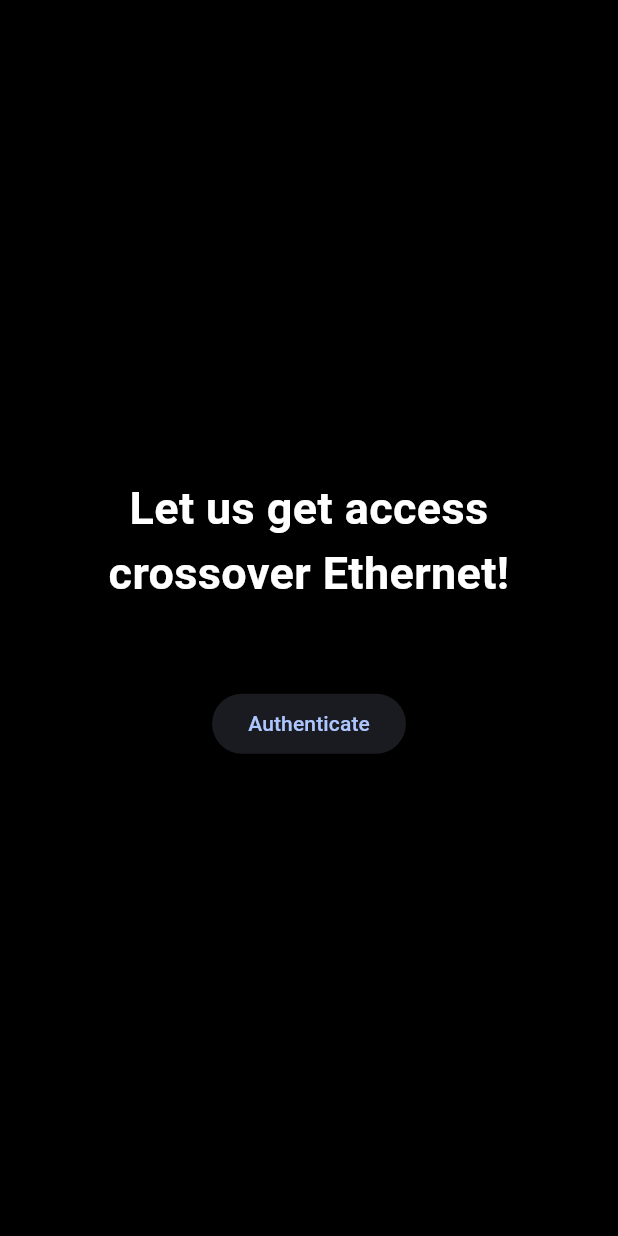
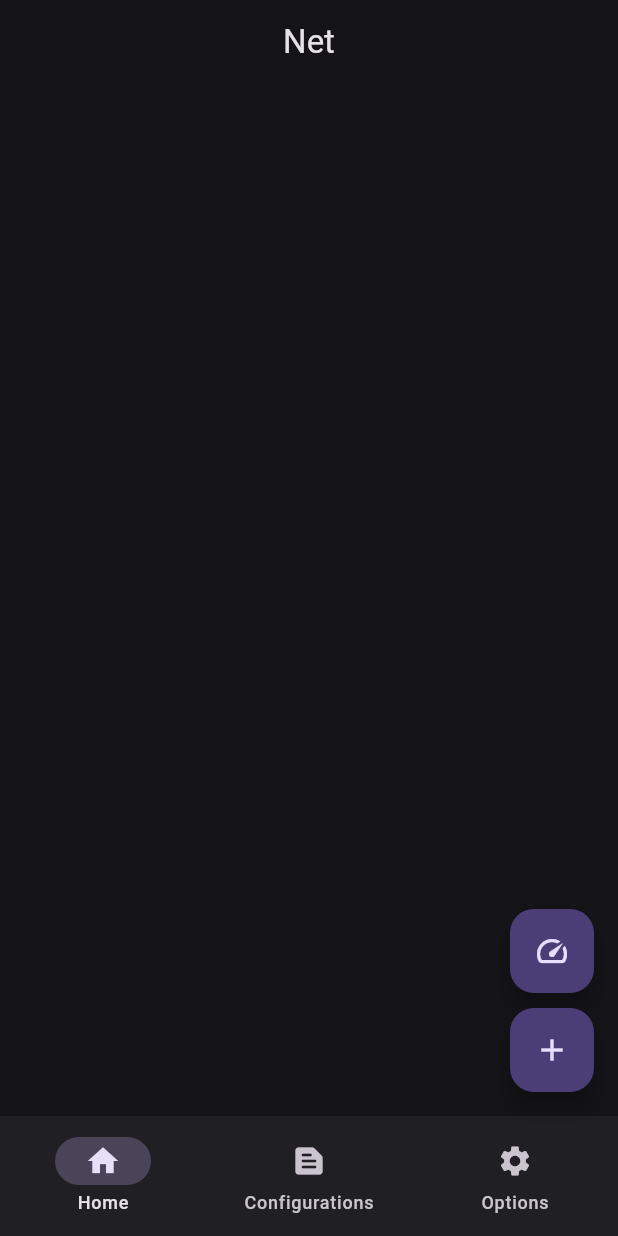
Before and after one commit to merdanusa/Net, a Flutter app: the screen it shows after launch, on a phone screen of 412 x 824 dp. Run offline on Flutter 3.47's test engine with Material 3 defaults, Android fonts, the phone set to English and light mode, and no system bars.

Commit message:
init commit

```diff
--- a/lib/main.dart
+++ b/lib/main.dart
@@ -1,6 +1,4 @@
 import 'package:flutter/material.dart';
-import 'pages/auth_page.dart';
-import 'pages/home_page.dart';
 
 void main() => runApp(const MyApp());
 
@@ -14,18 +12,46 @@ class MyApp extends StatelessWidget {
       title: 'Net',
       theme: ThemeData(
         colorScheme: ColorScheme.fromSeed(
-          seedColor: Colors.blueAccent,
+          seedColor: Colors.deepPurpleAccent,
           brightness: Brightness.dark,
         ),
       ),
-      home: const AuthPage(),
-      onGenerateRoute: (settings) {
-        if (settings.name == '/home') {
-          final user = settings.arguments as User;
-          return MaterialPageRoute(builder: (_) => HomePage(user: user));
-        }
-        return null;
-      },
+      home: AuthPage(),
     );
   }
 }
+
+class AuthPage extends StatefulWidget {
+  const AuthPage({super.key});
+
+  @override
+  State<AuthPage> createState() => _AuthPageState();
+}
+
+class _AuthPageState extends State<AuthPage> {
+  @override
+  Widget build(BuildContext context) {
+    return Scaffold(
+      appBar: AppBar(title: Text("Net"), centerTitle: true),
+      floatingActionButton: Column(
+        mainAxisSize: MainAxisSize.min,
+        children: [
+          FloatingActionButton(onPressed: () {}, child: Icon(Icons.speed)),
+          SizedBox(height: 10.0, width: 10.0),
+          FloatingActionButton(onPressed: () {}, child: Icon(Icons.add)),
+        ],
+      ),
+      bottomNavigationBar: NavigationBar(
+        destinations: [
+          NavigationDestination(icon: Icon(Icons.home), label: "Home"),
+          NavigationDestination(
+            icon: Icon(Icons.text_snippet_rounded),
+            label: "Configurations",
+          ),
+          NavigationDestination(icon: Icon(Icons.settings), label: "Options"),
+        ],
+        selectedIndex: 0,
+      ),
+    );
+  }
+}
--- a/lib/pages/auth_page.dart
+++ /dev/null
@@ -1,255 +0,0 @@
-import 'package:flutter/material.dart';
-import 'dart:ui';
-
-class User {
-  String? email;
-  String? password;
-}
-
-class AuthPage extends StatefulWidget {
-  const AuthPage({super.key});
-
-  @override
-  State<AuthPage> createState() => _AuthPageState();
-}
-
-class _AuthPageState extends State<AuthPage>
-    with SingleTickerProviderStateMixin {
-  bool modal = false;
-  bool isSignIn = true;
-  bool reConfirm = false;
-  bool authSubmit = true;
-
-  final User user = User();
-
-  @override
-  Widget build(BuildContext context) {
-    return Scaffold(
-      backgroundColor: Colors.black,
-      body: Stack(
-        alignment: Alignment.center,
-        children: [
-          AnimatedOpacity(
-            opacity: modal ? 0 : 1,
-            duration: const Duration(milliseconds: 400),
-            child: Center(
-              child: Column(
-                mainAxisSize: MainAxisSize.min,
-                children: [
-                  const Text(
-                    "Let us get access\ncrossover Ethernet!",
-                    style: TextStyle(
-                      color: Colors.white,
-                      fontSize: 30,
-                      fontWeight: FontWeight.w600,
-                    ),
-                    textAlign: TextAlign.center,
-                  ),
-
-                  if (authSubmit) ...[
-                    const SizedBox(height: 25),
-
-                    if (user.email != null && user.password != null) ...[
-                      Text(
-                        "Email: ${user.email}",
-                        style: const TextStyle(
-                          color: Colors.white,
-                          fontSize: 18,
-                        ),
-                      ),
-                      const SizedBox(height: 10),
-                      Text(
-                        "Password: ${user.password}",
-                        style: const TextStyle(
-                          color: Colors.white70,
-                          fontSize: 18,
-                        ),
-                      ),
-                    ],
-                  ],
-
-                  const SizedBox(height: 30),
-                  ElevatedButton(
-                    onPressed: () => setState(() => modal = true),
-                    child: const Text("Authenticate"),
-                  ),
-                ],
-              ),
-            ),
-          ),
-
-          AnimatedSwitcher(
-            duration: const Duration(milliseconds: 450),
-            reverseDuration: const Duration(milliseconds: 300),
-            child: modal
-                ? SlideFade(
-                    child: ClipRRect(
-                      borderRadius: BorderRadius.circular(18),
-                      child: BackdropFilter(
-                        filter: ImageFilter.blur(sigmaX: 14, sigmaY: 14),
-                        child: Container(
-                          width: 350,
-                          padding: const EdgeInsets.all(22),
-                          decoration: BoxDecoration(
-                            color: Colors.white.withOpacity(0.08),
-                            borderRadius: BorderRadius.circular(18),
-                            border: Border.all(
-                              color: Colors.white.withOpacity(0.25),
-                            ),
-                          ),
-                          child: Column(
-                            mainAxisSize: MainAxisSize.min,
-                            children: [
-                              Text(
-                                isSignIn ? "Sign In" : "Sign Up",
-                                style: const TextStyle(
-                                  color: Colors.white,
-                                  fontSize: 24,
-                                ),
-                              ),
-
-                              const SizedBox(height: 24),
-                              _field("Email", (v) => user.email = v),
-                              const SizedBox(height: 16),
-                              _field(
-                                "Password",
-                                (v) => user.password = v,
-                                obscure: true,
-                              ),
-
-                              if (!isSignIn) ...[
-                                const SizedBox(height: 16),
-                                _field(
-                                  "Re-confirm Password",
-                                  (v) => setState(
-                                    () => reConfirm = (user.password == v),
-                                  ),
-                                  obscure: true,
-                                ),
-                              ],
-
-                              const SizedBox(height: 24),
-                              GestureDetector(
-                                onTap: () =>
-                                    setState(() => isSignIn = !isSignIn),
-                                child: Text(
-                                  isSignIn
-                                      ? "Don't have an account? Sign Up"
-                                      : "Already have an account? Sign In",
-                                  style: const TextStyle(
-                                    color: Colors.blueAccent,
-                                    fontSize: 15,
-                                  ),
-                                ),
-                              ),
-                              const SizedBox(height: 28),
-
-                              ElevatedButton(
-                                style: ElevatedButton.styleFrom(
-                                  backgroundColor: Colors.blueAccent,
-                                  padding: const EdgeInsets.symmetric(
-                                    horizontal: 32,
-                                    vertical: 16,
-                                  ),
-                                  shape: RoundedRectangleBorder(
-                                    borderRadius: BorderRadius.circular(14),
-                                  ),
-                                ),
-                                onPressed: () {
-                                  setState(() {
-                                    authSubmit = true;
-                                    modal = false;
-                                  });
-
-                                  if ((user.email ?? '').isNotEmpty &&
-                                      (user.password ?? '').isNotEmpty) {
-                                    Navigator.pushReplacementNamed(
-                                      context,
-                                      '/home',
-                                      arguments: user,
-                                    );
-                                  } else {
-                                    ScaffoldMessenger.of(context).showSnackBar(
-                                      const SnackBar(
-                                        content: Text(
-                                          "Please fill in all fields",
-                                        ),
-                                      ),
-                                    );
-                                  }
-                                },
-
-                                child: Text(
-                                  isSignIn ? "Sign In" : "Create Account",
-                                  style: TextStyle(color: Colors.white),
-                                ),
-                              ),
-                              const SizedBox(height: 16),
-
-                              TextButton(
-                                onPressed: () => setState(() => modal = false),
-                                child: const Text(
-                                  "Close",
-                                  style: TextStyle(color: Colors.white70),
-                                ),
-                              ),
-                            ],
-                          ),
-                        ),
-                      ),
-                    ),
-                  )
-                : const SizedBox.shrink(),
-          ),
-        ],
-      ),
-    );
-  }
-
-  Widget _field(
-    String label,
-    Function(String) onChanged, {
-    bool obscure = false,
-  }) {
-    return TextField(
-      style: const TextStyle(color: Colors.white),
-      obscureText: obscure,
-      decoration: InputDecoration(
-        labelText: label,
-        labelStyle: const TextStyle(color: Colors.white70),
-        enabledBorder: OutlineInputBorder(
-          borderRadius: BorderRadius.circular(14),
-          borderSide: BorderSide(color: Colors.white24),
-        ),
-        focusedBorder: OutlineInputBorder(
-          borderRadius: BorderRadius.circular(14),
-          borderSide: BorderSide(color: Colors.blueAccent),
-        ),
-        fillColor: Colors.white.withOpacity(0.06),
-        filled: true,
-      ),
-      onChanged: onChanged,
-    );
-  }
-}
-
-class SlideFade extends StatelessWidget {
-  final Widget child;
-  const SlideFade({super.key, required this.child});
-
-  @override
-  Widget build(BuildContext context) {
-    return TweenAnimationBuilder(
-      tween: Tween<double>(begin: 0.85, end: 1),
-      duration: const Duration(milliseconds: 450),
-      curve: Curves.easeOutCubic,
-      builder: (context, value, child) {
-        return Transform.scale(
-          scale: value,
-          child: Opacity(opacity: value, child: child),
-        );
-      },
-      child: child,
-    );
-  }
-}
```
Also changed, not shown: lib/pages/home_page.dart (deleted, +0 -36 lines).
